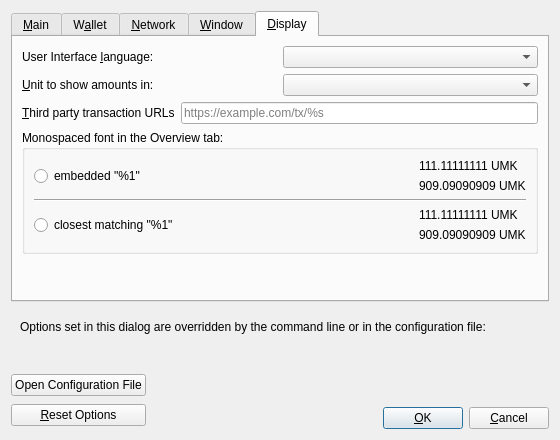
Above: src/qt/forms/optionsdialog.ui from umkoin/umkoin before the change. Below: the same form after it.
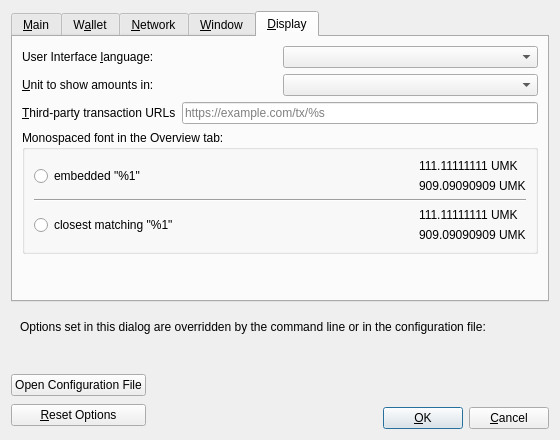
That is the form after the change. The open tabs and pages were chosen to show the change. Custom widgets are drawn as their Qt base class.

Commit message:
Sync to mainstream commit ba1a82e6083f99cb0ab17235926b762179b4df25 (Wed, 29 Sep 2021 13:15:21 +0300)
Merge umkoin-core/gui#430: Improvements to the open up transaction in third-party link action

Patch:
```diff
--- a/src/qt/forms/optionsdialog.ui
+++ b/src/qt/forms/optionsdialog.ui
@@ -742,7 +742,7 @@
             <string>Third party URLs (e.g. a block explorer) that appear in the transactions tab as context menu items. %s in the URL is replaced by transaction hash. Multiple URLs are separated by vertical bar |.</string>
            </property>
            <property name="text">
-            <string>&amp;Third party transaction URLs</string>
+            <string>&amp;Third-party transaction URLs</string>
            </property>
            <property name="buddy">
             <cstring>thirdPartyTxUrls</cstring>
```
Left out of the diff: 4 changed lines with no effect on the pictures. The commit also changes 1 other file.
